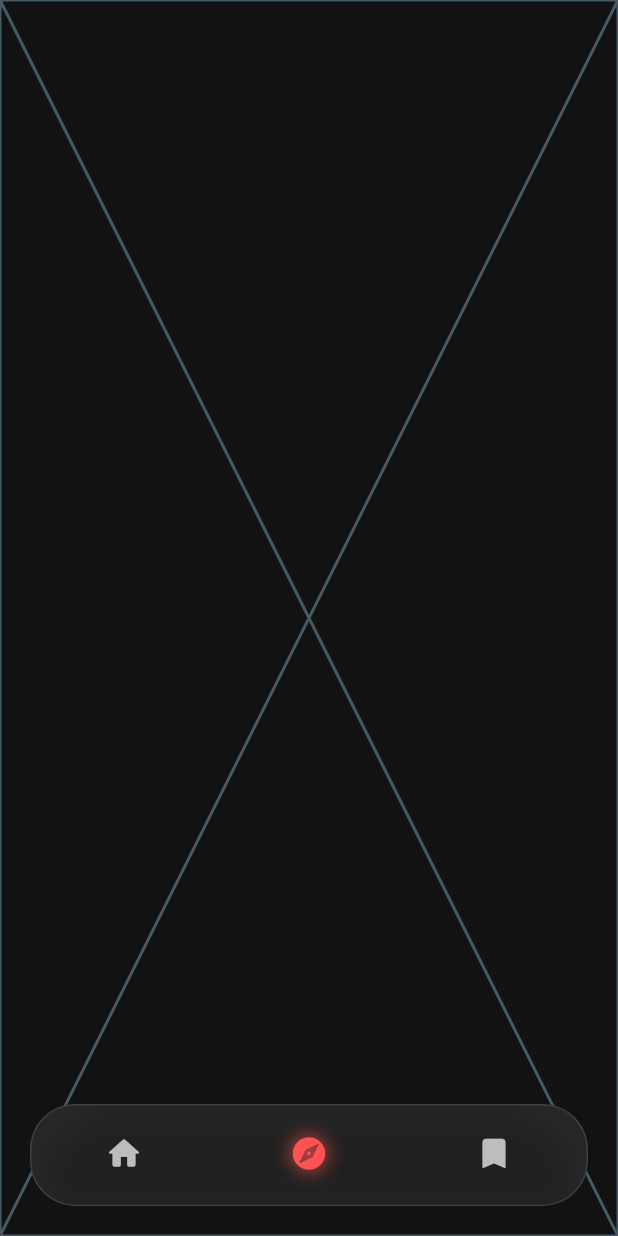
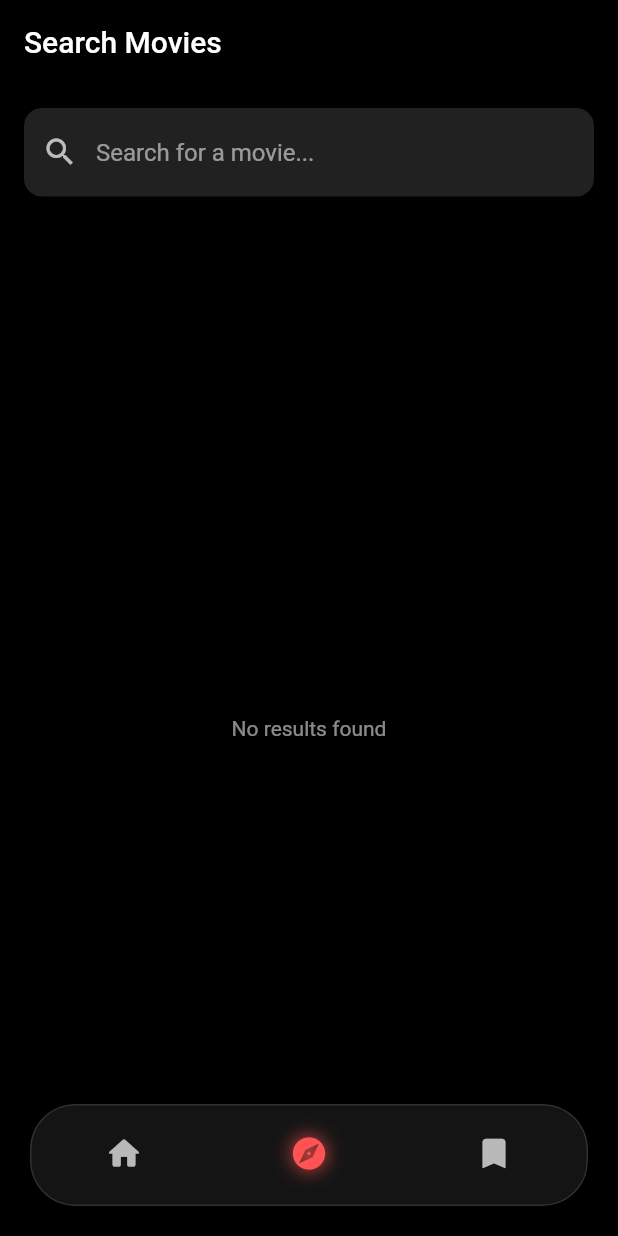
Before and after one commit to YadavSumit2408/streamx, a Flutter app: the screen it shows after launch, item 2 of the bottom bar chosen, on a phone screen of 412 x 824 dp. Run offline on Flutter 3.47's test engine with Material 2 defaults, Android fonts, the phone set to English and light mode, and no system bars; our stand-ins replace cached_network_image, connectivity_plus, dio, hive, hive_flutter, retrofit and 1 more; accounts and stored records are empty; generated files the repository leaves out were written again; network calls fail.

Commit message:
Movie bookmarks,search added for both offline and online

```diff
--- a/lib/domain/repositories/movie_repository.dart
+++ b/lib/domain/repositories/movie_repository.dart
@@ -6,4 +6,5 @@ abstract class MovieRepository {
   Future<List<MovieModel>> getTrendingMovies();
   Future<List<MovieModel>> getNowPlayingMovies();
   Future<List<MovieModel>> searchMovies(String query);
+
 }
--- a/lib/presentation/providers/bookmark_provider.dart
+++ b/lib/presentation/providers/bookmark_provider.dart
@@ -0,0 +1,33 @@
+import 'package:flutter/foundation.dart';
+import '../../data/models/movie_model.dart';
+import '../../domain/repositories/favorites_repository.dart';
+
+class FavoritesProvider extends ChangeNotifier {
+  final FavoritesRepository repository;
+
+  List<MovieModel> _favorites = [];
+  List<MovieModel> get favorites => _favorites;
+
+  FavoritesProvider({required this.repository});
+
+  Future<void> loadFavorites() async {
+    _favorites = await repository.getFavorites();
+    notifyListeners();
+  }
+
+  Future<void> toggleFavorite(MovieModel movie) async {
+    final exists = await repository.isFavorite(movie.id);
+    if (exists) {
+      await repository.removeFavorite(movie.id);
+      _favorites.removeWhere((m) => m.id == movie.id);
+    } else {
+      await repository.addFavorite(movie);
+      _favorites.add(movie);
+    }
+    notifyListeners();
+  }
+
+  Future<bool> isFavorite(int movieId) async {
+    return await repository.isFavorite(movieId);
+  }
+}
--- a/lib/presentation/providers/search_provider.dart
+++ b/lib/presentation/providers/search_provider.dart
@@ -1,41 +1,48 @@
 import 'dart:async';
-import 'package:flutter/foundation.dart';
-
+import 'package:flutter/material.dart';
 import '../../data/models/movie_model.dart';
-import '../../domain/use_cases/search_movies_usecase.dart';
+import '../../domain/repositories/movie_repository.dart';
 
 class SearchProvider extends ChangeNotifier {
-  final SearchMoviesUseCase searchMoviesUseCase;
+  final MovieRepository repository;
+  List<MovieModel> _results = [];
+  bool _isLoading = false;
 
-  SearchProvider(this.searchMoviesUseCase);
-
-  List<MovieModel> searchResults = [];
-  bool isLoading = false;
-  String? errorMessage;
   Timer? _debounce;
 
-  void search(String query) {
-    if (query.isEmpty) {
-      searchResults = [];
+  List<MovieModel> get results => _results;
+  bool get isLoading => _isLoading;
+
+  SearchProvider(this.repository);
+
+  void searchMovies(String query) {
+    if (_debounce?.isActive ?? false) _debounce!.cancel();
+
+    _debounce = Timer(const Duration(milliseconds: 600), () async {
+      if (query.isEmpty) {
+        _results = [];
+        notifyListeners();
+        return;
+      }
+
+      _isLoading = true;
       notifyListeners();
-      return;
-    }
 
-    _debounce?.cancel();
-    _debounce = Timer(const Duration(milliseconds: 600), () async {
       try {
-        isLoading = true;
-        notifyListeners();
-
-        final results = await searchMoviesUseCase.call(query);
-        searchResults = results;
-        isLoading = false;
-        notifyListeners();
-      } catch (e) {
-        isLoading = false;
-        errorMessage = e.toString();
+        final movies = await repository.searchMovies(query);
+        _results = movies;
+      } catch (_) {
+        _results = [];
+      } finally {
+        _isLoading = false;
         notifyListeners();
       }
     });
   }
+
+  @override
+  void dispose() {
+    _debounce?.cancel();
+    super.dispose();
+  }
 }
--- a/lib/presentation/screens/search_screen.dart
+++ b/lib/presentation/screens/search_screen.dart
@@ -1,16 +1,73 @@
-import 'package:flutter/src/widgets/framework.dart';
-import 'package:flutter/src/widgets/placeholder.dart';
+import 'package:flutter/material.dart';
+import 'package:provider/provider.dart';
+import '../../core/utils/constants.dart';
+import '../../presentation/providers/search_provider.dart';
+import '../widgets/movie_card.dart';
 
-class ExploreScreen extends StatefulWidget {
-  const ExploreScreen({super.key});
+class SearchScreen extends StatelessWidget {
+  const SearchScreen({Key? key}) : super(key: key);
 
   @override
-  State<ExploreScreen> createState() => _ExploreScreenState();
-}
+  Widget build(BuildContext context) {
+    final provider = context.watch<SearchProvider>();
 
-class _ExploreScreenState extends State<ExploreScreen> {
-  @override
-  Widget build(BuildContext context) {
-    return const Placeholder();
+    return Scaffold(
+      backgroundColor: Colors.black,
+      appBar: AppBar(
+        title: const Text("Search Movies"),
+        backgroundColor: Colors.transparent,
+      ),
+      body: Column(
+        children: [
+          Padding(
+            padding: const EdgeInsets.all(16.0),
+            child: TextField(
+              onChanged: provider.searchMovies,
+              style: const TextStyle(color: Colors.white),
+              decoration: InputDecoration(
+                hintText: "Search for a movie...",
+                hintStyle: const TextStyle(color: Colors.white54),
+                prefixIcon: const Icon(Icons.search, color: Colors.white70),
+                filled: true,
+                fillColor: Colors.grey[900],
+                border: OutlineInputBorder(
+                  borderRadius: BorderRadius.circular(12),
+                  borderSide: BorderSide.none,
+                ),
+              ),
+            ),
+          ),
+          if (provider.isLoading)
+            const Expanded(
+              child: Center(
+                child: CircularProgressIndicator(color: Colors.redAccent),
+              ),
+            )
+          else if (provider.results.isEmpty)
+            const Expanded(
+              child: Center(
+                child: Text(
+                  "No results found",
+                  style: TextStyle(color: Colors.white54),
+                ),
+              ),
+            )
+          else
+            Expanded(
+              child: GridView.builder(
+                padding: const EdgeInsets.all(10),
+                gridDelegate: const SliverGridDelegateWithFixedCrossAxisCount(
+                  crossAxisCount: 3,
+                  crossAxisSpacing: 10,
+                  mainAxisSpacing: 10,
+                ),
+                itemCount: provider.results.length,
+                itemBuilder: (context, index) =>
+                    MovieCard(movie: provider.results[index]),
+              ),
+            ),
+        ],
+      ),
+    );
   }
 }
--- a/lib/presentation/widgets/bottom_nav_bar.dart
+++ b/lib/presentation/widgets/bottom_nav_bar.dart
@@ -16,7 +16,7 @@ class _BottomNavBarState extends State<BottomNavBar> {
 
   final List<Widget> _pages = const [
     HomeScreen(),
-    ExploreScreen(),
+    SearchScreen(),
     FavoritesScreen(),
   ];
 
```
Also changed, not shown: lib/data/repositories_impl/favorites_repository_impl.dart (added, +21 -0 lines), lib/data/sources/favorites_local_data_source.dart (added, +36 -0 lines), lib/domain/repositories/favorites_repository.dart (added, +8 -0 lines), lib/main.dart (+15 -0 lines), lib/presentation/screens/bookmarks_screen.dart (+38 -10 lines), lib/presentation/screens/movie_detail_screen.dart (+190 -0 lines), lib/presentation/widgets/movie_banner_widget.dart (+35 -12 lines), lib/presentation/widgets/movie_card.dart (+16 -28 lines), lib/presentation/widgets/movie_detail_header.dart (added, +62 -0 lines).
